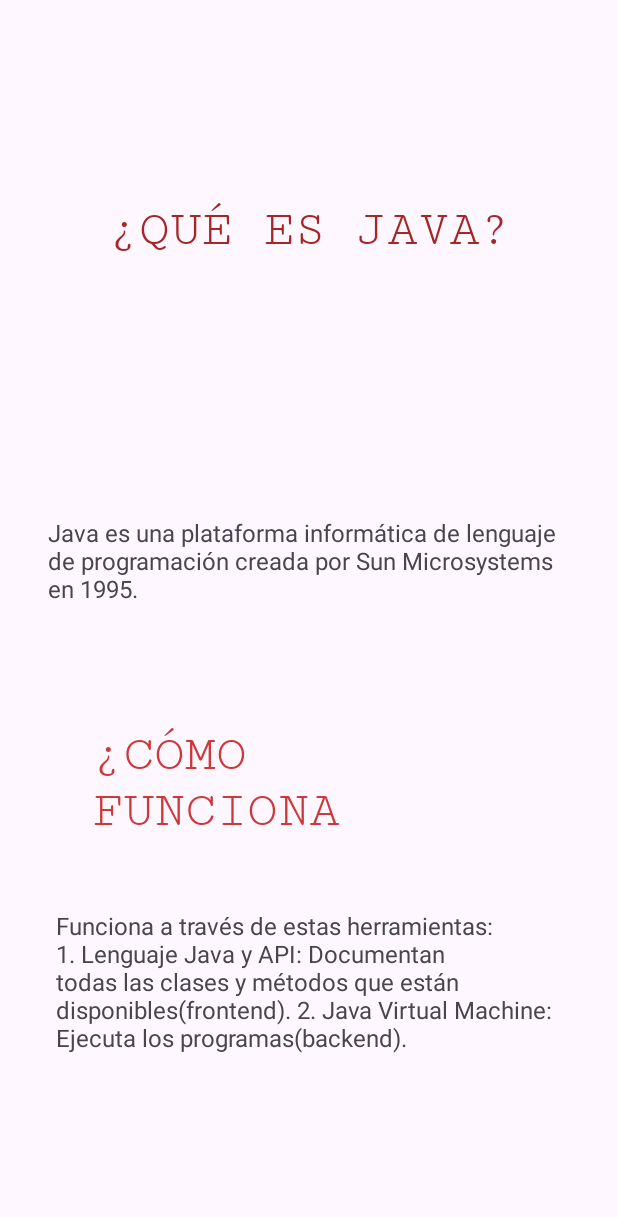
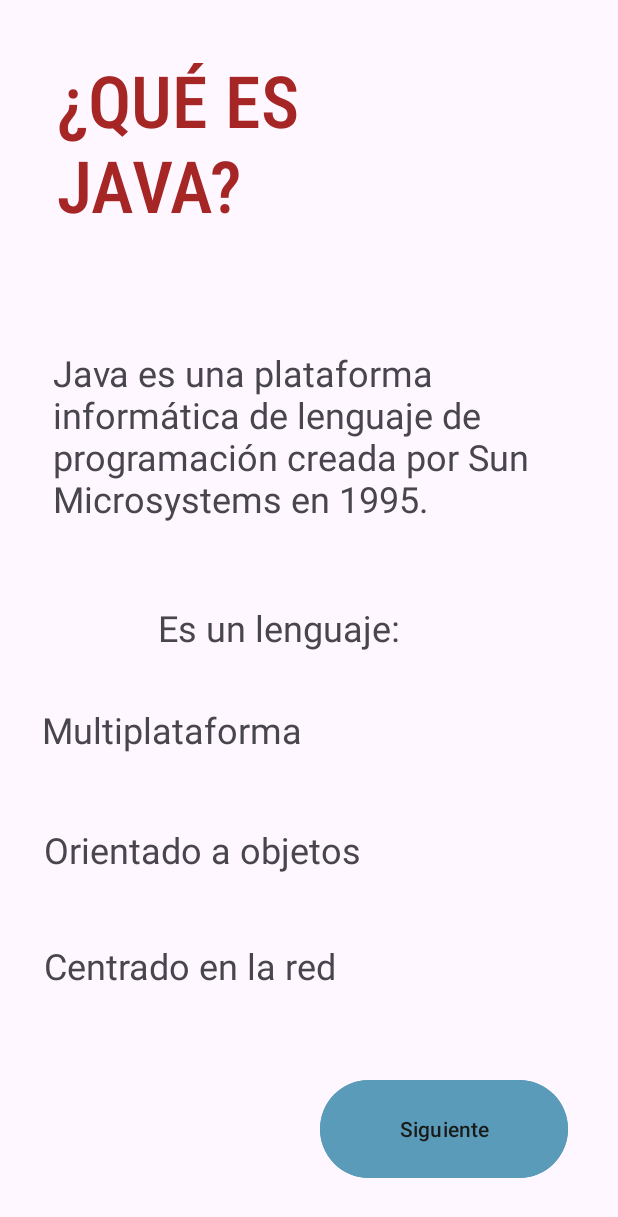
Before and after one commit to DiegoAbundioL/QuironJav3, an Android app: the Pag4 screen opened directly, with no data from a screen before it, on a phone screen of 412 x 824 dp. Shown: the top 1217 px of the screen. Run offline under Robolectric (Android 15) with nearby library versions, the phone set to English and light mode, and no system bars; 2 statements that could not run were skipped.

Commit message:
Tercer commit

```diff
--- a/app/src/main/res/layout/activity_pag4.xml
+++ b/app/src/main/res/layout/activity_pag4.xml
@@ -2,75 +2,122 @@
 <androidx.constraintlayout.widget.ConstraintLayout xmlns:android="http://schemas.android.com/apk/res/android"
     xmlns:app="http://schemas.android.com/apk/res-auto"
     xmlns:tools="http://schemas.android.com/tools"
+    android:id="@+id/btnSigPg4"
     android:layout_width="match_parent"
     android:layout_height="match_parent"
     tools:context=".Pag4">
 
     <TextView
         android:id="@+id/textView2"
-        android:layout_width="wrap_content"
-        android:layout_height="wrap_content"
-        android:layout_marginStart="187dp"
+        android:layout_width="194dp"
+        android:layout_height="124dp"
+        android:layout_marginStart="37dp"
         android:layout_marginTop="34dp"
-        android:layout_marginEnd="166dp"
+        android:layout_marginEnd="180dp"
         android:layout_marginBottom="652dp"
-        android:fontFamily="serif-monospace"
+        android:fontFamily="sans-serif-condensed-medium"
         android:text="¿QUÉ ES JAVA?"
         android:textAppearance="@style/TextAppearance.AppCompat.Large"
         android:textColor="#A62626"
-        android:textSize="34sp"
+        android:textSize="48sp"
         app:layout_constraintBottom_toBottomOf="parent"
         app:layout_constraintEnd_toEndOf="parent"
-        app:layout_constraintHorizontal_bias="0.55"
         app:layout_constraintStart_toStartOf="parent"
         app:layout_constraintTop_toTopOf="parent"
-        app:layout_constraintVertical_bias="1.0" />
+        app:layout_constraintVertical_bias="0.0" />
 
     <TextView
         android:id="@+id/textView4"
-        android:layout_width="346dp"
-        android:layout_height="74dp"
+        android:layout_width="340dp"
+        android:layout_height="134dp"
         android:layout_marginStart="32dp"
-        android:layout_marginTop="172dp"
+        android:layout_marginTop="40dp"
         android:layout_marginEnd="33dp"
+        android:layout_marginBottom="315dp"
         android:fontFamily="sans-serif"
         android:text="@string/que_es_java"
-        android:textSize="16sp"
+        android:textSize="24sp"
+        app:layout_constraintBottom_toTopOf="@+id/button"
         app:layout_constraintEnd_toEndOf="parent"
-        app:layout_constraintHorizontal_bias="0.0"
         app:layout_constraintStart_toStartOf="parent"
         app:layout_constraintTop_toBottomOf="@+id/textView2" />
 
     <TextView
-        android:id="@+id/textView5"
-        android:layout_width="288dp"
-        android:layout_height="76dp"
-        android:layout_marginStart="61dp"
-        android:layout_marginTop="67dp"
-        android:layout_marginEnd="62dp"
-        android:layout_marginBottom="48dp"
-        android:fontFamily="serif-monospace"
-        android:text="¿CÓMO FUNCIONA JAVA?"
-        android:textColor="#CD3838"
-        android:textSize="34sp"
-        app:layout_constraintBottom_toTopOf="@+id/textView6"
+        android:id="@+id/textView7"
+        android:layout_width="201dp"
+        android:layout_height="33dp"
+        android:layout_marginStart="118dp"
+        android:layout_marginTop="24dp"
+        android:layout_marginEnd="119dp"
+        android:layout_marginBottom="11dp"
+        android:text="Es un lenguaje:"
+        android:textSize="24sp"
+        app:layout_constraintBottom_toTopOf="@+id/textView8"
         app:layout_constraintEnd_toEndOf="parent"
-        app:layout_constraintHorizontal_bias="0.0"
+        app:layout_constraintHorizontal_bias="0.481"
         app:layout_constraintStart_toStartOf="parent"
         app:layout_constraintTop_toBottomOf="@+id/textView4" />
 
     <TextView
-        android:id="@+id/textView6"
-        android:layout_width="335dp"
-        android:layout_height="130dp"
-        android:layout_marginStart="37dp"
-        android:layout_marginEnd="40dp"
-        android:layout_marginBottom="88dp"
-        android:text="@string/como_funciona"
-        android:textSize="16sp"
+        android:id="@+id/textView8"
+        android:layout_width="wrap_content"
+        android:layout_height="wrap_content"
+        android:layout_marginStart="29dp"
+        android:layout_marginTop="11dp"
+        android:layout_marginEnd="212dp"
+        android:layout_marginBottom="17dp"
+        android:text="Multiplataforma"
+        android:textSize="24sp"
+        app:layout_constraintBottom_toTopOf="@+id/textView9"
+        app:layout_constraintEnd_toEndOf="parent"
+        app:layout_constraintStart_toStartOf="parent"
+        app:layout_constraintTop_toBottomOf="@+id/textView7" />
+
+    <TextView
+        android:id="@+id/textView9"
+        android:layout_width="wrap_content"
+        android:layout_height="wrap_content"
+        android:layout_marginStart="30dp"
+        android:layout_marginTop="18dp"
+        android:layout_marginEnd="172dp"
+        android:layout_marginBottom="23dp"
+        android:text="Orientado a objetos"
+        android:textSize="24sp"
+        app:layout_constraintBottom_toTopOf="@+id/textView10"
+        app:layout_constraintEnd_toEndOf="parent"
+        app:layout_constraintStart_toStartOf="parent"
+        app:layout_constraintTop_toBottomOf="@+id/textView8" />
+
+    <TextView
+        android:id="@+id/textView10"
+        android:layout_width="wrap_content"
+        android:layout_height="wrap_content"
+        android:layout_marginStart="29dp"
+        android:layout_marginTop="9dp"
+        android:layout_marginEnd="188dp"
+        android:layout_marginBottom="152dp"
+        android:text="Centrado en la red"
+        android:textSize="24sp"
         app:layout_constraintBottom_toBottomOf="parent"
         app:layout_constraintEnd_toEndOf="parent"
-        app:layout_constraintHorizontal_bias="0.0"
-        app:layout_constraintStart_toStartOf="parent" />
+        app:layout_constraintStart_toStartOf="parent"
+        app:layout_constraintTop_toBottomOf="@+id/textView9" />
+
+    <Button
+        android:id="@+id/button"
+        android:layout_width="165dp"
+        android:layout_height="73dp"
+        android:layout_marginStart="215dp"
+        android:layout_marginTop="60dp"
+        android:layout_marginEnd="36dp"
+        android:layout_marginBottom="39dp"
+        android:backgroundTint="#599BB8"
+        android:text="Siguiente"
+        android:textColor="#1B1A1A"
+        android:textSize="14sp"
+        app:layout_constraintBottom_toBottomOf="parent"
+        app:layout_constraintEnd_toEndOf="parent"
+        app:layout_constraintStart_toStartOf="parent"
+        app:layout_constraintTop_toBottomOf="@+id/textView10" />
 
 </androidx.constraintlayout.widget.ConstraintLayout>
--- a/app/src/main/res/values/strings.xml
+++ b/app/src/main/res/values/strings.xml
@@ -5,6 +5,7 @@
     <string name="textoi">Hola!, podrías decirnos tu nombre o usuario?</string>
     <string name="tex_nom">Escribe tu nombre/usuario</string>
     <string name="que_es_java">Java es una plataforma informática de lenguaje de programación creada por Sun Microsystems en 1995.</string>
+    <string name="que_es_java_2">Java es un lenguaje multiplataforma, orientado a objetos y centrado en la red que se puede utilizar como una plataforma en sí mismo.</string>
     <!-- Strings used for fragments for navigation -->
     <string name="first_fragment_label">First Fragment</string>
     <string name="second_fragment_label">Second Fragment</string>
```
Also changed, not shown: app/src/main/java/com/proyecto/quironjav3/Pag2.java (+4 -15 lines), app/src/main/java/com/proyecto/quironjav3/Pag4.java (+10 -1 lines), app/src/main/res/drawable/color_pag1.xml (added, +10 -0 lines), app/src/main/res/drawable/color_pag2.xml (added, +8 -0 lines), app/src/main/res/layout/activity_main.xml (+43 -52 lines), app/src/main/res/layout/activity_main3.xml (+14 -6 lines), app/src/main/res/layout/activity_pag2.xml (+4 -3 lines), app/src/main/res/layout/activity_pag5.xml (+56 -3 lines).
